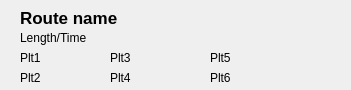
First picture: the form in thewidgetitem.ui, repository NPRA/RoadEmissionCalculator, before the edit.
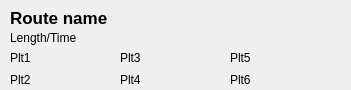
Second picture: the form after the edit.

```diff
--- a/thewidgetitem.ui
+++ b/thewidgetitem.ui
@@ -40,9 +40,9 @@
   <widget class="QLabel" name="lblRouteName">
    <property name="geometry">
     <rect>
-     <x>20</x>
+     <x>10</x>
      <y>10</y>
-     <width>191</width>
+     <width>331</width>
      <height>16</height>
     </rect>
    </property>
@@ -60,9 +60,9 @@
   <widget class="QLabel" name="lblDistanceTime">
    <property name="geometry">
     <rect>
-     <x>20</x>
+     <x>10</x>
      <y>30</y>
-     <width>311</width>
+     <width>331</width>
      <height>16</height>
     </rect>
    </property>
@@ -73,9 +73,9 @@
   <widget class="QLabel" name="lblPlt1">
    <property name="geometry">
     <rect>
-     <x>20</x>
+     <x>10</x>
      <y>50</y>
-     <width>91</width>
+     <width>111</width>
      <height>16</height>
     </rect>
    </property>
@@ -86,10 +86,10 @@
   <widget class="QLabel" name="lblPlt2">
    <property name="geometry">
     <rect>
-     <x>20</x>
+     <x>10</x>
      <y>70</y>
-     <width>91</width>
-     <height>16</height>
+     <width>111</width>
+     <height>20</height>
     </rect>
    </property>
    <property name="text">
@@ -99,9 +99,9 @@
   <widget class="QLabel" name="lblPlt3">
    <property name="geometry">
     <rect>
-     <x>110</x>
+     <x>120</x>
      <y>50</y>
-     <width>101</width>
+     <width>111</width>
      <height>16</height>
     </rect>
    </property>
@@ -112,10 +112,10 @@
   <widget class="QLabel" name="lblPlt4">
    <property name="geometry">
     <rect>
-     <x>110</x>
+     <x>120</x>
      <y>70</y>
-     <width>101</width>
-     <height>16</height>
+     <width>111</width>
+     <height>20</height>
     </rect>
    </property>
    <property name="text">
@@ -125,9 +125,9 @@
   <widget class="QLabel" name="lblPlt5">
    <property name="geometry">
     <rect>
-     <x>210</x>
+     <x>230</x>
      <y>50</y>
-     <width>131</width>
+     <width>111</width>
      <height>16</height>
     </rect>
    </property>
@@ -138,10 +138,10 @@
   <widget class="QLabel" name="lblPlt6">
    <property name="geometry">
     <rect>
-     <x>210</x>
+     <x>230</x>
      <y>70</y>
-     <width>131</width>
-     <height>16</height>
+     <width>111</width>
+     <height>20</height>
     </rect>
    </property>
    <property name="text">
```
